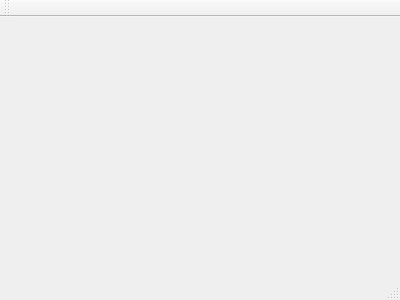
Qt form app/mainwindow.ui (ce-itcr/MyInvincibleLibrary) before a commit.
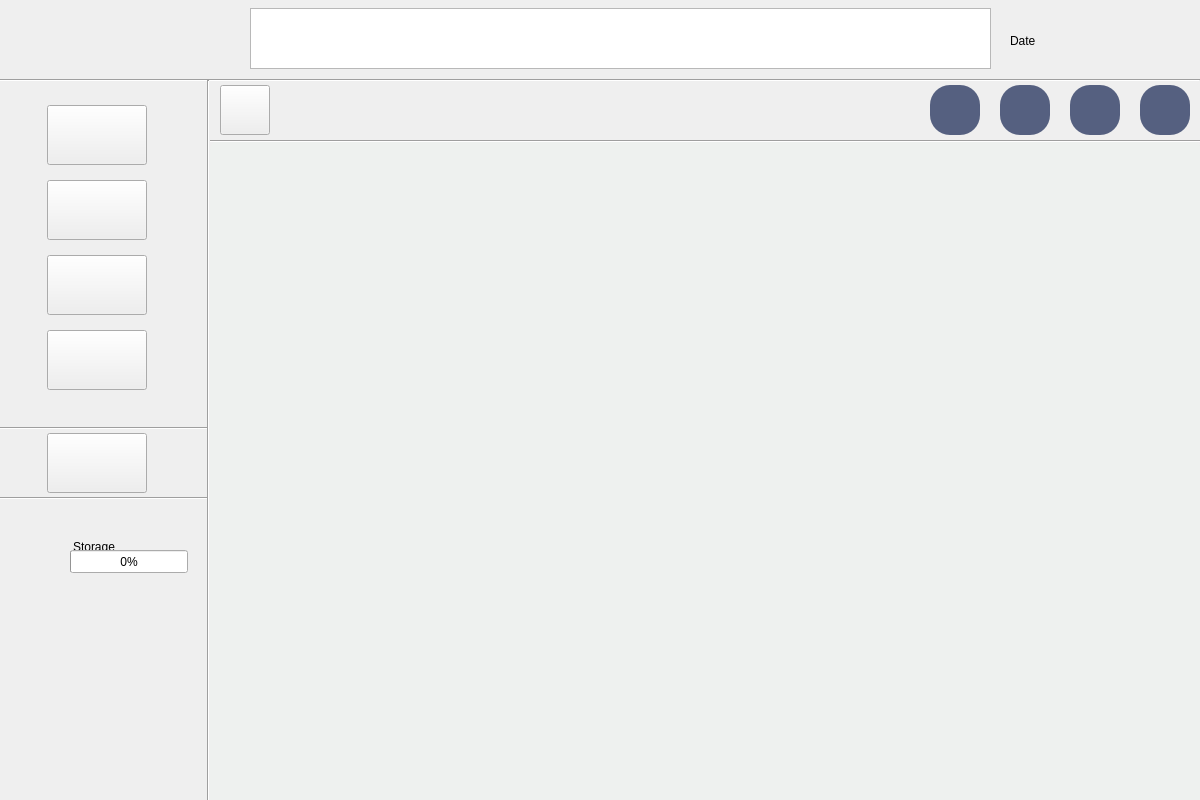
The same form after that commit. Icons and pictures are not drawn.

```diff
--- a/app/mainwindow.ui
+++ b/app/mainwindow.ui
@@ -1,24 +1,457 @@
 <ui version="4.0">
  <class>MainWindow</class>
- <widget class="QMainWindow" name="MainWindow" >
-  <property name="geometry" >
+ <widget class="QMainWindow" name="MainWindow">
+  <property name="geometry">
    <rect>
     <x>0</x>
     <y>0</y>
-    <width>400</width>
-    <height>300</height>
+    <width>1200</width>
+    <height>800</height>
    </rect>
   </property>
-  <property name="windowTitle" >
-   <string>MainWindow</string>
+  <property name="maximumSize">
+   <size>
+    <width>1200</width>
+    <height>800</height>
+   </size>
   </property>
-  <widget class="QMenuBar" name="menuBar" />
-  <widget class="QToolBar" name="mainToolBar" />
-  <widget class="QWidget" name="centralWidget" />
-  <widget class="QStatusBar" name="statusBar" />
+  <property name="windowTitle">
+   <string>MyInvincibleLibrary</string>
+  </property>
+  <property name="windowIcon">
+   <iconset resource="imgresources.qrc">
+    <normaloff>:/img/ic_launcher.png</normaloff>:/img/ic_launcher.png</iconset>
+  </property>
+  <widget class="QWidget" name="centralWidget">
+   <widget class="QLabel" name="background">
+    <property name="geometry">
+     <rect>
+      <x>0</x>
+      <y>0</y>
+      <width>1200</width>
+      <height>800</height>
+     </rect>
+    </property>
+    <property name="styleSheet">
+     <string notr="true">background-image: url(:/img/background.jpg);</string>
+    </property>
+    <property name="text">
+     <string/>
+    </property>
+   </widget>
+   <widget class="QLabel" name="logo">
+    <property name="geometry">
+     <rect>
+      <x>0</x>
+      <y>10</y>
+      <width>201</width>
+      <height>61</height>
+     </rect>
+    </property>
+    <property name="styleSheet">
+     <string notr="true">image: url(:/img/myIDE_imagotype.png);</string>
+    </property>
+    <property name="text">
+     <string/>
+    </property>
+   </widget>
+   <widget class="Line" name="line">
+    <property name="geometry">
+     <rect>
+      <x>0</x>
+      <y>70</y>
+      <width>1200</width>
+      <height>20</height>
+     </rect>
+    </property>
+    <property name="orientation">
+     <enum>Qt::Horizontal</enum>
+    </property>
+   </widget>
+   <widget class="QPushButton" name="addMetadata_button">
+    <property name="geometry">
+     <rect>
+      <x>47</x>
+      <y>105</y>
+      <width>100</width>
+      <height>60</height>
+     </rect>
+    </property>
+    <property name="styleSheet">
+     <string notr="true">QPushButton:!hover{
+	border-image: url(:/img/buttons/add_button.png);
+}
+QPushButton:hover{
+	border-image: url(:/img/buttons/add_button_hover.png);
+}</string>
+    </property>
+    <property name="text">
+     <string/>
+    </property>
+   </widget>
+   <widget class="QPushButton" name="consultMetada_button">
+    <property name="geometry">
+     <rect>
+      <x>47</x>
+      <y>180</y>
+      <width>100</width>
+      <height>60</height>
+     </rect>
+    </property>
+    <property name="styleSheet">
+     <string notr="true">QPushButton:!hover{
+	border-image: url(:/img/buttons/consult_button.png);
+}
+QPushButton:hover{
+	border-image: url(:/img/buttons/consult_button_hover.png);
+}</string>
+    </property>
+    <property name="text">
+     <string/>
+    </property>
+   </widget>
+   <widget class="QPushButton" name="removeMetadata_button">
+    <property name="geometry">
+     <rect>
+      <x>47</x>
+      <y>255</y>
+      <width>100</width>
+      <height>60</height>
+     </rect>
+    </property>
+    <property name="styleSheet">
+     <string notr="true">QPushButton:!hover{
+	border-image: url(:/img/buttons/remove_button.png);
+}
+QPushButton:hover{
+	border-image: url(:/img/buttons/remove_button_hover.png);
+}</string>
+    </property>
+    <property name="text">
+     <string/>
+    </property>
+   </widget>
+   <widget class="QPushButton" name="modifyMetadata_button">
+    <property name="geometry">
+     <rect>
+      <x>47</x>
+      <y>330</y>
+      <width>100</width>
+      <height>60</height>
+     </rect>
+    </property>
+    <property name="styleSheet">
+     <string notr="true">QPushButton:!hover{
+	border-image: url(:/img/buttons/modify_button.png);
+}
+QPushButton:hover{
+	border-image: url(:/img/buttons/modify_button_hover.png);
+}</string>
+    </property>
+    <property name="text">
+     <string/>
+    </property>
+   </widget>
+   <widget class="Line" name="line_2">
+    <property name="geometry">
+     <rect>
+      <x>200</x>
+      <y>80</y>
+      <width>16</width>
+      <height>721</height>
+     </rect>
+    </property>
+    <property name="orientation">
+     <enum>Qt::Vertical</enum>
+    </property>
+   </widget>
+   <widget class="Line" name="line_3">
+    <property name="geometry">
+     <rect>
+      <x>0</x>
+      <y>420</y>
+      <width>208</width>
+      <height>16</height>
+     </rect>
+    </property>
+    <property name="orientation">
+     <enum>Qt::Horizontal</enum>
+    </property>
+   </widget>
+   <widget class="Line" name="line_4">
+    <property name="geometry">
+     <rect>
+      <x>0</x>
+      <y>490</y>
+      <width>208</width>
+      <height>16</height>
+     </rect>
+    </property>
+    <property name="orientation">
+     <enum>Qt::Horizontal</enum>
+    </property>
+   </widget>
+   <widget class="QTextBrowser" name="textBrowser">
+    <property name="geometry">
+     <rect>
+      <x>250</x>
+      <y>8</y>
+      <width>741</width>
+      <height>61</height>
+     </rect>
+    </property>
+   </widget>
+   <widget class="QLabel" name="date">
+    <property name="geometry">
+     <rect>
+      <x>1010</x>
+      <y>10</y>
+      <width>161</width>
+      <height>61</height>
+     </rect>
+    </property>
+    <property name="text">
+     <string>Date</string>
+    </property>
+   </widget>
+   <widget class="QFrame" name="frame">
+    <property name="geometry">
+     <rect>
+      <x>210</x>
+      <y>140</y>
+      <width>991</width>
+      <height>671</height>
+     </rect>
+    </property>
+    <property name="styleSheet">
+     <string notr="true">background-color: rgba(235, 245, 238, 0.29);
+border-radius: 10px;</string>
+    </property>
+    <property name="frameShape">
+     <enum>QFrame::StyledPanel</enum>
+    </property>
+    <property name="frameShadow">
+     <enum>QFrame::Raised</enum>
+    </property>
+   </widget>
+   <widget class="QLabel" name="label">
+    <property name="geometry">
+     <rect>
+      <x>20</x>
+      <y>536</y>
+      <width>41</width>
+      <height>41</height>
+     </rect>
+    </property>
+    <property name="styleSheet">
+     <string notr="true">image: url(:/img/server.png);</string>
+    </property>
+    <property name="text">
+     <string/>
+    </property>
+   </widget>
+   <widget class="QLabel" name="storage_label">
+    <property name="geometry">
+     <rect>
+      <x>73</x>
+      <y>538</y>
+      <width>54</width>
+      <height>17</height>
+     </rect>
+    </property>
+    <property name="text">
+     <string>Storage</string>
+    </property>
+   </widget>
+   <widget class="QProgressBar" name="progressBar">
+    <property name="geometry">
+     <rect>
+      <x>70</x>
+      <y>550</y>
+      <width>118</width>
+      <height>23</height>
+     </rect>
+    </property>
+    <property name="value">
+     <number>0</number>
+    </property>
+   </widget>
+   <widget class="Line" name="line_5">
+    <property name="geometry">
+     <rect>
+      <x>210</x>
+      <y>140</y>
+      <width>991</width>
+      <height>3</height>
+     </rect>
+    </property>
+    <property name="orientation">
+     <enum>Qt::Horizontal</enum>
+    </property>
+   </widget>
+   <widget class="QPushButton" name="filesView_button">
+    <property name="geometry">
+     <rect>
+      <x>930</x>
+      <y>85</y>
+      <width>50</width>
+      <height>50</height>
+     </rect>
+    </property>
+    <property name="toolTip">
+     <string>Info &amp; Grid View</string>
+    </property>
+    <property name="styleSheet">
+     <string notr="true">QPushButton{
+	border-radius: 20px;
+}
+QPushButton:!hover{
+	background-color: rgb(85, 96, 128);
+}
+QPushButton:hover{
+	background-color: rgb(66, 74, 96);
+}</string>
+    </property>
+    <property name="text">
+     <string/>
+    </property>
+    <property name="icon">
+     <iconset resource="imgresources.qrc">
+      <normaloff>:/img/list.png</normaloff>:/img/list.png</iconset>
+    </property>
+   </widget>
+   <widget class="QPushButton" name="filesSort_button">
+    <property name="geometry">
+     <rect>
+      <x>1000</x>
+      <y>85</y>
+      <width>50</width>
+      <height>50</height>
+     </rect>
+    </property>
+    <property name="styleSheet">
+     <string notr="true">QPushButton{
+	border-radius: 20px;
+}
+QPushButton:!hover{
+	background-color: rgb(85, 96, 128);
+}
+QPushButton:hover{
+	background-color: rgb(66, 74, 96);
+}</string>
+    </property>
+    <property name="text">
+     <string/>
+    </property>
+    <property name="icon">
+     <iconset resource="imgresources.qrc">
+      <normaloff>:/img/upArrow.png</normaloff>:/img/upArrow.png</iconset>
+    </property>
+   </widget>
+   <widget class="QPushButton" name="info_button">
+    <property name="geometry">
+     <rect>
+      <x>1070</x>
+      <y>85</y>
+      <width>50</width>
+      <height>50</height>
+     </rect>
+    </property>
+    <property name="styleSheet">
+     <string notr="true">QPushButton{
+	border-radius: 20px;
+}
+QPushButton:!hover{
+	background-color: rgb(85, 96, 128);
+}
+QPushButton:hover{
+	background-color: rgb(66, 74, 96);
+}</string>
+    </property>
+    <property name="text">
+     <string/>
+    </property>
+    <property name="icon">
+     <iconset resource="imgresources.qrc">
+      <normaloff>:/img/info.png</normaloff>:/img/info.png</iconset>
+    </property>
+   </widget>
+   <widget class="QPushButton" name="settings_button">
+    <property name="geometry">
+     <rect>
+      <x>1140</x>
+      <y>85</y>
+      <width>50</width>
+      <height>50</height>
+     </rect>
+    </property>
+    <property name="styleSheet">
+     <string notr="true">QPushButton{
+	border-radius: 20px;
+}
+QPushButton:!hover{
+	background-color: rgb(85, 96, 128);
+}
+QPushButton:hover{
+	background-color: rgb(66, 74, 96);
+}</string>
+    </property>
+    <property name="text">
+     <string/>
+    </property>
+    <property name="icon">
+     <iconset resource="imgresources.qrc">
+      <normaloff>:/img/settings.png</normaloff>:/img/settings.png</iconset>
+    </property>
+   </widget>
+   <widget class="QPushButton" name="menuButton">
+    <property name="geometry">
+     <rect>
+      <x>220</x>
+      <y>85</y>
+      <width>50</width>
+      <height>50</height>
+     </rect>
+    </property>
+    <property name="styleSheet">
+     <string notr="true">QPushButton:!hover{
+	
+	border-image: url(:/img/buttons/menu.png);
+}
+QPushButton:hover{
+	border-image: url(:/img/buttons/menu_hover.png);
+}</string>
+    </property>
+    <property name="text">
+     <string/>
+    </property>
+   </widget>
+   <widget class="QPushButton" name="loggerButton">
+    <property name="geometry">
+     <rect>
+      <x>47</x>
+      <y>433</y>
+      <width>100</width>
+      <height>60</height>
+     </rect>
+    </property>
+    <property name="styleSheet">
+     <string notr="true">QPushButton:!hover{
+	border-image: url(:/img/buttons/logger.png);
+}
+QPushButton:hover{
+	border-image: url(:/img/buttons/logger_hover.png);
+}</string>
+    </property>
+    <property name="text">
+     <string/>
+    </property>
+   </widget>
+  </widget>
  </widget>
- <layoutDefault spacing="6" margin="11" />
- <pixmapfunction></pixmapfunction>
- <resources/>
+ <layoutdefault spacing="6" margin="11"/>
+ <resources>
+  <include location="imgresources.qrc"/>
+ </resources>
  <connections/>
 </ui>
```
Left out of the diff: 1 changed line with no effect on the pictures.
